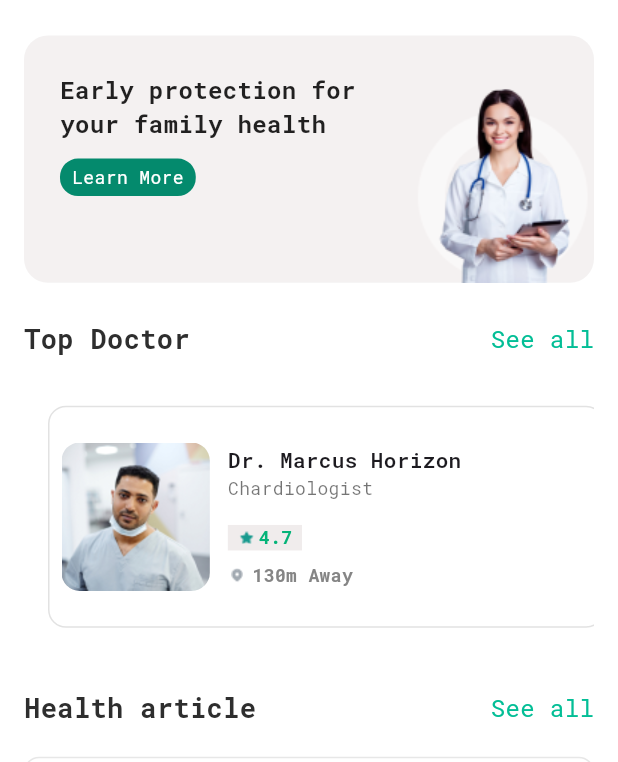
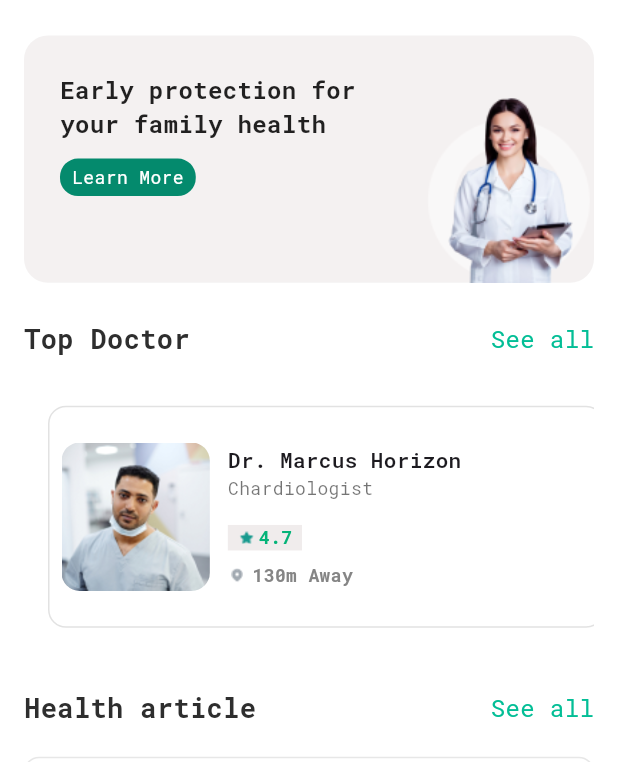
Before and after one commit to ratchaphong/hell_doctor, a Flutter app: the DashboardScreen screen opened directly, on a phone screen of 412 x 824 dp, the part 474-1236 px from its top. Run offline on Flutter 3.47's test engine with Material 3 defaults, Android fonts, the light colour scheme and no system bars; our stand-ins replace dio, get, google_fonts, motion_tab_bar_v2, retrofit, shared_preferences and 1 more; accounts and stored records are empty; generated files the repository leaves out were written again.

Commit message:
fix bug overflow width GG

```diff
--- a/lib/views/dashboard_screen/banner_widget.dart
+++ b/lib/views/dashboard_screen/banner_widget.dart
@@ -62,7 +62,7 @@ class BannerWidget extends StatelessWidget {
           Container(
             // color: ColorResources.darkGreen1,
             // height: MediaQuery.of(context).size.height * 0.5,
-            width: MediaQuery.of(context).size.width * 0.3,
+            width: MediaQuery.of(context).size.width * 0.28,
             alignment: Alignment.bottomCenter,
             child: Image.asset(
               // "lib/icons/female.png",
--- a/lib/views/dashboard_screen/dashboard_screen.dart
+++ b/lib/views/dashboard_screen/dashboard_screen.dart
@@ -129,7 +129,9 @@ class DashboardScreen extends StatelessWidget {
               const SizedBox(
                 height: 24,
               ),
-              Row(
+              SingleChildScrollView(
+                scrollDirection: Axis.horizontal,
+                child: Row(
                   mainAxisAlignment: MainAxisAlignment.center,
                   children: [
                     ListIcons(
@@ -149,6 +151,7 @@ class DashboardScreen extends StatelessWidget {
                       text: "Ambulance",
                     ),
                   ],
+                ),
               ),
               const SizedBox(
                 height: 12,
--- a/lib/views/message_screen/message_all_widget.dart
+++ b/lib/views/message_screen/message_all_widget.dart
@@ -20,9 +20,11 @@ class MessageAllWidget extends StatelessWidget {
   @override
   Widget build(BuildContext context) {
     return Center(
+      child: Padding(
+        padding: const EdgeInsets.all(8.0),
         child: Container(
           // height: MediaQuery.of(context).size.height * 0.06,
-        width: MediaQuery.of(context).size.width * 0.9,
+          width: MediaQuery.of(context).size.width,
           color: ColorResources.white1,
           child: Row(
             crossAxisAlignment: CrossAxisAlignment.start,
@@ -102,6 +104,7 @@ class MessageAllWidget extends StatelessWidget {
             ],
           ),
         ),
+      ),
     );
   }
 }
```
Lines whose indentation alone changed are shown as unchanged.
